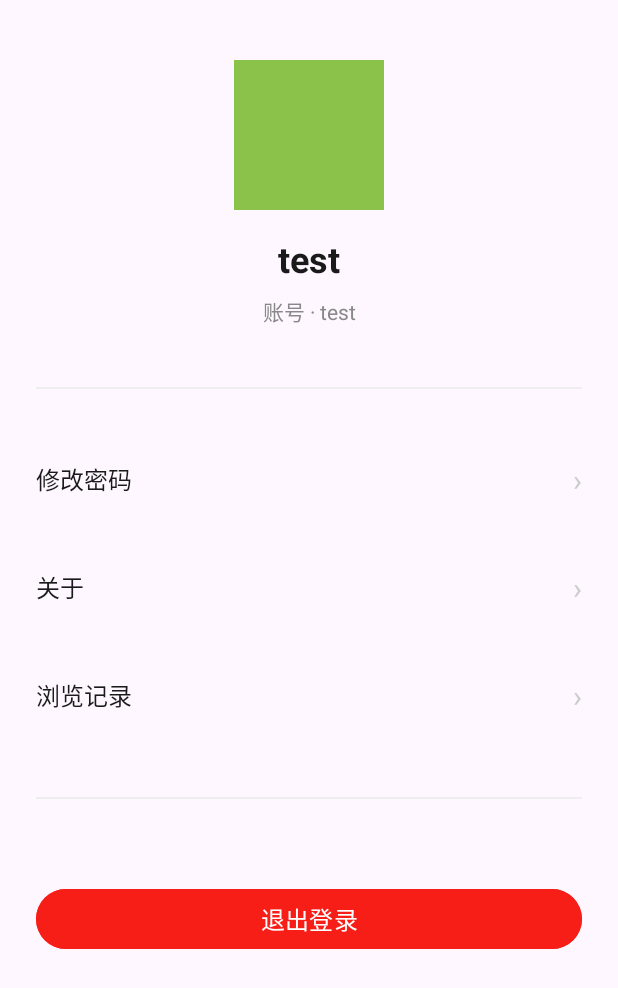
After one commit to Creede-Riel/PoemApp, an Android app: the layout profile.xml on its own in the app's theme, with its tools: preview values and no code run, on a phone screen of 412 x 824 dp. The commit adds this screen. Shown: the top 988 px of the screen. Run offline under Robolectric (Android 15) with nearby library versions, the phone set to English and light mode, and no system bars.

Commit message:
在上述基础上，画了个用户界面

```diff
--- a/app/src/main/AndroidManifest.xml
+++ b/app/src/main/AndroidManifest.xml
@@ -12,7 +12,7 @@
         android:supportsRtl="true"
         android:theme="@style/Theme.PoemApp">
         <activity
-            android:name=".login.Login"
+            android:name=".UI.Login"
             android:exported="true"
             android:windowSoftInputMode="adjustResize">
             <intent-filter>
@@ -21,8 +21,8 @@
                 <category android:name="android.intent.category.LAUNCHER" />
             </intent-filter>
         </activity>
-        <activity android:name=".register.Register" />
-        <activity android:name=".mainactivity.MainActivity" />
+        <activity android:name=".UI.Register" />
+        <activity android:name=".UI.MainActivity" />
     </application>
 
 </manifest>
--- a/app/src/main/java/com/example/poemapp/login/Login.kt
+++ b/app/src/main/java/com/example/poemapp/UI/Login.kt
@@ -1,4 +1,4 @@
-package com.example.poemapp.login
+package com.example.poemapp.UI
 
 import android.content.Intent
 import android.os.Bundle
@@ -10,8 +10,6 @@ import android.widget.Toast
 import androidx.appcompat.app.AppCompatActivity
 import com.example.poemapp.R
 import com.example.poemapp.database.DBHelper
-import com.example.poemapp.mainactivity.MainActivity
-import com.example.poemapp.register.Register
 
 class Login : AppCompatActivity() {
     private lateinit var dbHelper: DBHelper
--- a/app/src/main/java/com/example/poemapp/mainactivity/MainActivity.kt
+++ b/app/src/main/java/com/example/poemapp/UI/MainActivity.kt
@@ -1,4 +1,4 @@
-package com.example.poemapp.mainactivity
+package com.example.poemapp.UI
 
 
 import android.os.Bundle
--- a/app/src/main/java/com/example/poemapp/register/Register.kt
+++ b/app/src/main/java/com/example/poemapp/UI/Register.kt
@@ -1,4 +1,4 @@
-package com.example.poemapp.register
+package com.example.poemapp.UI
 
 import android.os.Bundle
 import android.widget.Button
@@ -7,9 +7,6 @@ import android.widget.Toast
 import androidx.appcompat.app.AppCompatActivity
 import com.example.poemapp.R
 import com.example.poemapp.database.DBHelper
-import java.text.SimpleDateFormat
-import java.util.Date
-import java.util.Locale
 
 class Register : AppCompatActivity() {
     private lateinit var dbHelper: DBHelper
--- a/app/src/main/java/com/example/poemapp/database/DBHelper.kt
+++ b/app/src/main/java/com/example/poemapp/database/DBHelper.kt
@@ -6,7 +6,7 @@ import android.content.Context
 import android.database.sqlite.SQLiteDatabase
 import android.database.sqlite.SQLiteOpenHelper
 import androidx.core.content.contentValuesOf
-//创建数据库
+//创建储存用户账号密码的数据库
 class DBHelper (context: Context):
     SQLiteOpenHelper(context,"poem.db",null,1) {
     override fun onCreate(db: SQLiteDatabase) {
--- a/app/src/main/res/layout/login.xml
+++ b/app/src/main/res/layout/login.xml
@@ -5,7 +5,7 @@
     android:id="@+id/main"
     android:layout_width="match_parent"
     android:layout_height="match_parent"
-    tools:context=".login.Login">
+    tools:context=".UI.Login">
 
     <TextView
         android:id="@+id/loginTitle"
--- /dev/null
+++ b/app/src/main/res/layout/profile.xml
@@ -0,0 +1,169 @@
+<?xml version="1.0" encoding="utf-8"?>
+<androidx.constraintlayout.widget.ConstraintLayout
+    xmlns:android="http://schemas.android.com/apk/res/android"
+    xmlns:app="http://schemas.android.com/apk/res-auto"
+    android:layout_width="match_parent"
+    android:layout_height="match_parent">
+
+    <!-- 头像：先用绿色方块占位，以后换真图片 -->
+    <View
+        android:id="@+id/ivAvatar"
+        android:layout_width="100dp"
+        android:layout_height="100dp"
+        android:layout_marginTop="40dp"
+        android:background="#8BC34A"
+        app:layout_constraintTop_toTopOf="parent"
+        app:layout_constraintStart_toStartOf="parent"
+        app:layout_constraintEnd_toEndOf="parent" />
+
+    <!-- 用户名：大字、粗体 -->
+    <TextView
+        android:id="@+id/tvUsername"
+        android:layout_width="0dp"
+        android:layout_height="wrap_content"
+        android:layout_marginTop="16dp"
+        android:text="test"
+        android:textColor="#1A1A1A"
+        android:textSize="24sp"
+        android:textStyle="bold"
+        app:layout_constraintTop_toBottomOf="@id/ivAvatar"
+        app:layout_constraintStart_toStartOf="parent"
+        app:layout_constraintEnd_toEndOf="parent"
+        android:gravity="center"/>
+
+    <!-- 账号：小字、灰色 -->
+    <TextView
+        android:id="@+id/tvAccount"
+        android:layout_width="0dp"
+        android:layout_height="wrap_content"
+        android:layout_marginTop="8dp"
+        android:text="账号 · test"
+        android:textColor="#888888"
+        android:textSize="14sp"
+        app:layout_constraintTop_toBottomOf="@id/tvUsername"
+        app:layout_constraintStart_toStartOf="parent"
+        app:layout_constraintEnd_toEndOf="parent"
+        android:gravity="center"/>
+
+    <!-- 分隔线：1dp 灰线 -->
+
+    <View
+        android:id="@+id/divider1"
+        android:layout_width="0dp"
+        android:layout_height="1dp"
+        android:layout_marginStart="24dp"
+        android:layout_marginEnd="24dp"
+        android:layout_marginTop="40dp"
+        android:background="#EEEEEE"
+        app:layout_constraintTop_toBottomOf="@id/tvAccount"
+        app:layout_constraintStart_toStartOf="parent"
+        app:layout_constraintEnd_toEndOf="parent" />
+
+    <TextView
+        android:layout_width="0dp"
+        android:layout_height="56dp"
+        android:id="@+id/tvChangePassword"
+        android:text="修改密码"
+        android:textSize="16sp"
+        android:textColor="#1A1A1A"
+        app:layout_constraintTop_toBottomOf="@id/divider1"
+        android:layout_marginTop="32dp"
+        app:layout_constraintStart_toStartOf="parent"
+        app:layout_constraintEnd_toEndOf="parent"
+        android:layout_marginStart="24dp"
+        android:layout_marginEnd="24dp"
+        android:gravity="center_vertical"/>
+
+    <TextView
+        android:layout_width="wrap_content"
+        android:layout_height="wrap_content"
+        android:text="›"
+        android:textSize="20sp"
+        android:textColor="#CCCCCC"
+        app:layout_constraintEnd_toEndOf="@id/tvChangePassword"
+        app:layout_constraintTop_toTopOf="@id/tvChangePassword"
+        app:layout_constraintBottom_toBottomOf="@id/tvChangePassword" />
+
+    <TextView
+        android:layout_width="0dp"
+        android:layout_height="56dp"
+        android:id="@+id/tvAbout"
+        android:text="关于"
+        android:textSize="16sp"
+        android:textColor="#1A1A1A"
+        app:layout_constraintTop_toBottomOf="@id/tvChangePassword"
+        android:layout_marginTop="16dp"
+        app:layout_constraintStart_toStartOf="parent"
+        app:layout_constraintEnd_toEndOf="parent"
+        android:layout_marginStart="24dp"
+        android:layout_marginEnd="24dp"
+        android:gravity="center_vertical"/>
+
+    <TextView
+        android:layout_width="wrap_content"
+        android:layout_height="wrap_content"
+        android:text="›"
+        android:textSize="20sp"
+        android:textColor="#CCCCCC"
+        app:layout_constraintEnd_toEndOf="@id/tvAbout"
+        app:layout_constraintTop_toTopOf="@id/tvAbout"
+        app:layout_constraintBottom_toBottomOf="@id/tvAbout" />
+
+    <TextView
+        android:layout_width="0dp"
+        android:layout_height="56dp"
+        android:id="@+id/tvHistory"
+        android:text="浏览记录"
+        android:textSize="16sp"
+        android:textColor="#1A1A1A"
+        app:layout_constraintTop_toBottomOf="@id/tvAbout"
+        android:layout_marginTop="16dp"
+        app:layout_constraintStart_toStartOf="parent"
+        app:layout_constraintEnd_toEndOf="parent"
+        android:layout_marginStart="24dp"
+        android:layout_marginEnd="24dp"
+        android:gravity="center_vertical"/>
+
+    <TextView
+        android:layout_width="wrap_content"
+        android:layout_height="wrap_content"
+        android:text="›"
+        android:textSize="20sp"
+        android:textColor="#CCCCCC"
+        app:layout_constraintEnd_toEndOf="@id/tvHistory"
+        app:layout_constraintTop_toTopOf="@id/tvHistory"
+        app:layout_constraintBottom_toBottomOf="@id/tvHistory" />
+
+    <!-- 分隔线：1dp 灰线 -->
+
+    <View
+        android:id="@+id/divider2"
+        android:layout_width="0dp"
+        android:layout_height="1dp"
+        android:layout_marginStart="24dp"
+        android:layout_marginEnd="24dp"
+        android:layout_marginTop="40dp"
+        android:background="#EEEEEE"
+        app:layout_constraintTop_toBottomOf="@id/tvHistory"
+        app:layout_constraintStart_toStartOf="parent"
+        app:layout_constraintEnd_toEndOf="parent" />
+
+    <!-- 以下是退出登录按钮 -->
+    <Button
+        android:layout_width="0dp"
+        android:layout_height="wrap_content"
+        android:id="@+id/btnLogOut"
+        android:text="退出登录"
+        android:textSize="16sp"
+        android:backgroundTint="#F81E18"
+        android:textColor="#FFFFFF"
+        app:layout_constraintStart_toStartOf="parent"
+        app:layout_constraintEnd_toEndOf="parent"
+        android:layout_marginStart="24dp"
+        android:layout_marginEnd="24dp"
+        app:layout_constraintTop_toBottomOf="@id/divider2"
+        android:layout_marginTop="56dp"/>
+
+
+
+</androidx.constraintlayout.widget.ConstraintLayout>
--- a/app/src/main/res/layout/register.xml
+++ b/app/src/main/res/layout/register.xml
@@ -5,7 +5,7 @@
     android:id="@+id/main"
     android:layout_width="match_parent"
     android:layout_height="match_parent"
-    tools:context=".login.Login">
+    tools:context=".UI.Login">
 
     <TextView
         android:id="@+id/registerTitle"
```
